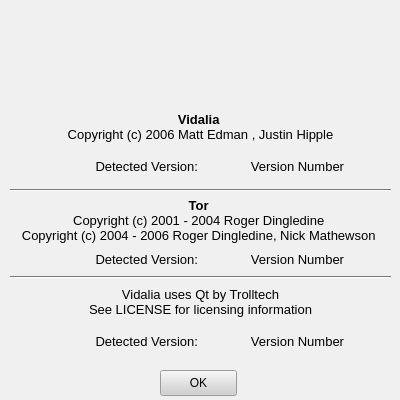
First picture: the form in src/gui/aboutdialog/aboutdialog.ui, repository a-ilin/vidalia, before the edit.
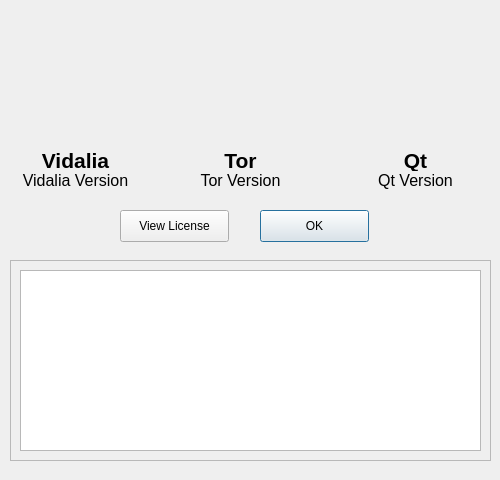
Second picture: the form after the edit. Icons and pictures are not drawn.

Commit message:
A proposed redesign for the About dialog. If it sucks, we can revert it.
svn:r227

What changed in the file:
```diff
--- a/src/gui/aboutdialog/aboutdialog.ui
+++ b/src/gui/aboutdialog/aboutdialog.ui
@@ -11,8 +11,8 @@
    <rect>
     <x>0</x>
     <y>0</y>
-    <width>400</width>
-    <height>400</height>
+    <width>500</width>
+    <height>480</height>
    </rect>
   </property>
   <property name="sizePolicy" >
@@ -25,281 +25,16 @@
   </property>
   <property name="minimumSize" >
    <size>
-    <width>400</width>
-    <height>400</height>
+    <width>500</width>
+    <height>250</height>
    </size>
   </property>
   <property name="maximumSize" >
    <size>
-    <width>400</width>
-    <height>400</height>
+    <width>500</width>
+    <height>480</height>
    </size>
   </property>
-  <property name="palette" >
-   <palette>
-    <active>
-     <color>
-      <red>0</red>
-      <green>0</green>
-      <blue>0</blue>
-     </color>
-     <color>
-      <red>208</red>
-      <green>208</green>
-      <blue>208</blue>
-     </color>
-     <color>
-      <red>255</red>
-      <green>255</green>
-      <blue>255</blue>
-     </color>
-     <color>
-      <red>247</red>
-      <green>247</green>
-      <blue>247</blue>
-     </color>
-     <color>
-      <red>120</red>
-      <green>120</green>
-      <blue>120</blue>
-     </color>
-     <color>
-      <red>160</red>
-      <green>160</green>
-      <blue>160</blue>
-     </color>
-     <color>
-      <red>0</red>
-      <green>0</green>
-      <blue>0</blue>
-     </color>
-     <color>
-      <red>255</red>
-      <green>255</green>
-      <blue>255</blue>
-     </color>
-     <color>
-      <red>0</red>
-      <green>0</green>
-      <blue>0</blue>
-     </color>
-     <color>
-      <red>255</red>
-      <green>255</green>
-      <blue>255</blue>
-     </color>
-     <color>
-      <red>240</red>
-      <green>240</green>
-      <blue>240</blue>
-     </color>
-     <color>
-      <red>0</red>
-      <green>0</green>
-      <blue>0</blue>
-     </color>
-     <color>
-      <red>0</red>
-      <green>0</green>
-      <blue>128</blue>
-     </color>
-     <color>
-      <red>255</red>
-      <green>255</green>
-      <blue>255</blue>
-     </color>
-     <color>
-      <red>0</red>
-      <green>0</green>
-      <blue>255</blue>
-     </color>
-     <color>
-      <red>255</red>
-      <green>0</green>
-      <blue>255</blue>
-     </color>
-     <color>
-      <red>247</red>
-      <green>247</green>
-      <blue>247</blue>
-     </color>
-    </active>
-    <inactive>
-     <color>
-      <red>0</red>
-      <green>0</green>
-      <blue>0</blue>
-     </color>
-     <color>
-      <red>208</red>
-      <green>208</green>
-      <blue>208</blue>
-     </color>
-     <color>
-      <red>255</red>
-      <green>255</green>
-      <blue>255</blue>
-     </color>
-     <color>
-      <red>247</red>
-      <green>247</green>
-      <blue>247</blue>
-     </color>
-     <color>
-      <red>120</red>
-      <green>120</green>
-      <blue>120</blue>
-     </color>
-     <color>
-      <red>160</red>
-      <green>160</green>
-      <blue>160</blue>
-     </color>
-     <color>
-      <red>0</red>
-      <green>0</green>
-      <blue>0</blue>
-     </color>
-     <color>
-      <red>255</red>
-      <green>255</green>
-      <blue>255</blue>
-     </color>
-     <color>
-      <red>0</red>
-      <green>0</green>
-      <blue>0</blue>
-     </color>
-     <color>
-      <red>255</red>
-      <green>255</green>
-      <blue>255</blue>
-     </color>
-     <color>
-      <red>240</red>
-      <green>240</green>
-      <blue>240</blue>
-     </color>
-     <color>
-      <red>0</red>
-      <green>0</green>
-      <blue>0</blue>
-     </color>
-     <color>
-      <red>192</red>
-      <green>192</green>
-      <blue>192</blue>
-     </color>
-     <color>
-      <red>0</red>
-      <green>0</green>
-      <blue>0</blue>
-     </color>
-     <color>
-      <red>0</red>
-      <green>0</green>
-      <blue>255</blue>
-     </color>
-     <color>
-      <red>255</red>
-      <green>0</green>
-      <blue>255</blue>
-     </color>
-     <color>
-      <red>247</red>
-      <green>247</green>
-      <blue>247</blue>
-     </color>
-    </inactive>
-    <disabled>
-     <color>
-      <red>120</red>
-      <green>120</green>
-      <blue>120</blue>
-     </color>
-     <color>
-      <red>208</red>
-      <green>208</green>
-      <blue>208</blue>
-     </color>
-     <color>
-      <red>255</red>
-      <green>255</green>
-      <blue>255</blue>
-     </color>
-     <color>
-      <red>247</red>
-      <green>247</green>
-      <blue>247</blue>
-     </color>
-     <color>
-      <red>120</red>
-      <green>120</green>
-      <blue>120</blue>
-     </color>
-     <color>
-      <red>160</red>
-      <green>160</green>
-      <blue>160</blue>
-     </color>
-     <color>
-      <red>120</red>
-      <green>120</green>
-      <blue>120</blue>
-     </color>
-     <color>
-      <red>255</red>
-      <green>255</green>
-      <blue>255</blue>
-     </color>
-     <color>
-      <red>120</red>
-      <green>120</green>
-      <blue>120</blue>
-     </color>
-     <color>
-      <red>240</red>
-      <green>240</green>
-      <blue>240</blue>
-     </color>
-     <color>
-      <red>240</red>
-      <green>240</green>
-      <blue>240</blue>
-     </color>
-     <color>
-      <red>0</red>
-      <green>0</green>
-      <blue>0</blue>
-     </color>
-     <color>
-      <red>0</red>
-      <green>0</green>
-      <blue>128</blue>
-     </color>
-     <color>
-      <red>255</red>
-      <green>255</green>
-      <blue>255</blue>
-     </color>
-     <color>
-      <red>0</red>
-      <green>0</green>
-      <blue>255</blue>
-     </color>
-     <color>
-      <red>255</red>
-      <green>0</green>
-      <blue>255</blue>
-     </color>
-     <color>
-      <red>247</red>
-      <green>247</green>
-      <blue>247</blue>
-     </color>
-    </disabled>
-   </palette>
-  </property>
   <property name="contextMenuPolicy" >
    <enum>Qt::NoContextMenu</enum>
   </property>
@@ -313,7 +48,7 @@
    <enum>Qt::LeftToRight</enum>
   </property>
   <property name="autoFillBackground" >
-   <bool>true</bool>
+   <bool>false</bool>
   </property>
   <property name="sizeGripEnabled" >
    <bool>false</bool>
@@ -321,298 +56,226 @@
   <property name="modal" >
    <bool>false</bool>
   </property>
-  <widget class="QWidget" name="layoutWidget" >
+  <widget class="QLabel" name="lblVidalia" >
    <property name="geometry" >
     <rect>
      <x>10</x>
-     <y>110</y>
-     <width>381</width>
-     <height>248</height>
+     <y>150</y>
+     <width>131</width>
+     <height>20</height>
     </rect>
    </property>
-   <layout class="QVBoxLayout" >
-    <property name="margin" >
-     <number>0</number>
+   <property name="font" >
+    <font>
+     <family>Lucida Grande</family>
+     <pointsize>16</pointsize>
+     <weight>75</weight>
+     <italic>false</italic>
+     <bold>true</bold>
+     <underline>false</underline>
+     <strikeout>false</strikeout>
+    </font>
+   </property>
+   <property name="text" >
+    <string>Vidalia</string>
+   </property>
+   <property name="alignment" >
+    <set>Qt::AlignCenter</set>
+   </property>
+  </widget>
+  <widget class="QLabel" name="lblTor" >
+   <property name="geometry" >
+    <rect>
+     <x>180</x>
+     <y>150</y>
+     <width>121</width>
+     <height>20</height>
+    </rect>
+   </property>
+   <property name="font" >
+    <font>
+     <family>Lucida Grande</family>
+     <pointsize>16</pointsize>
+     <weight>75</weight>
+     <italic>false</italic>
+     <bold>true</bold>
+     <underline>false</underline>
+     <strikeout>false</strikeout>
+    </font>
+   </property>
+   <property name="text" >
+    <string>Tor</string>
+   </property>
+   <property name="alignment" >
+    <set>Qt::AlignCenter</set>
+   </property>
+  </widget>
+  <widget class="QLabel" name="lblTorVersion" >
+   <property name="geometry" >
+    <rect>
+     <x>180</x>
+     <y>170</y>
+     <width>121</width>
+     <height>20</height>
+    </rect>
+   </property>
+   <property name="font" >
+    <font>
+     <family>Lucida Grande</family>
+     <pointsize>12</pointsize>
+     <weight>50</weight>
+     <italic>false</italic>
+     <bold>false</bold>
+     <underline>false</underline>
+     <strikeout>false</strikeout>
+    </font>
+   </property>
+   <property name="text" >
+    <string>Tor Version</string>
+   </property>
+   <property name="alignment" >
+    <set>Qt::AlignCenter</set>
+   </property>
+  </widget>
+  <widget class="QLabel" name="lblVidaliaVersion" >
+   <property name="geometry" >
+    <rect>
+     <x>10</x>
+     <y>170</y>
+     <width>131</width>
+     <height>20</height>
+    </rect>
+   </property>
+   <property name="font" >
+    <font>
+     <family>Lucida Grande</family>
+     <pointsize>12</pointsize>
+     <weight>50</weight>
+     <italic>false</italic>
+     <bold>false</bold>
+     <underline>false</underline>
+     <strikeout>false</strikeout>
+    </font>
+   </property>
+   <property name="text" >
+    <string>Vidalia Version</string>
+   </property>
+   <property name="alignment" >
+    <set>Qt::AlignCenter</set>
+   </property>
+  </widget>
+  <widget class="QLabel" name="lblQtLogo" >
+   <property name="geometry" >
+    <rect>
+     <x>350</x>
+     <y>10</y>
+     <width>128</width>
+     <height>127</height>
+    </rect>
+   </property>
+   <property name="text" >
+    <string/>
+   </property>
+   <property name="pixmap" >
+    <pixmap resource="../res/vidalia.qrc" >:/images/qt_logo.png</pixmap>
+   </property>
+  </widget>
+  <widget class="QLabel" name="lblTorLogo" >
+   <property name="geometry" >
+    <rect>
+     <x>180</x>
+     <y>10</y>
+     <width>128</width>
+     <height>128</height>
+    </rect>
+   </property>
+   <property name="text" >
+    <string/>
+   </property>
+   <property name="pixmap" >
+    <pixmap resource="../res/vidalia.qrc" >:/images/tor_logo128.png</pixmap>
+   </property>
+  </widget>
+  <widget class="QFrame" name="frmLicense" >
+   <property name="enabled" >
+    <bool>true</bool>
+   </property>
+   <property name="geometry" >
+    <rect>
+     <x>10</x>
+     <y>260</y>
+     <width>481</width>
+     <height>201</height>
+    </rect>
+   </property>
+   <property name="sizePolicy" >
+    <sizepolicy>
+     <hsizetype>0</hsizetype>
+     <vsizetype>0</vsizetype>
+     <horstretch>0</horstretch>
+     <verstretch>0</verstretch>
+    </sizepolicy>
+   </property>
+   <property name="frameShape" >
+    <enum>QFrame::StyledPanel</enum>
+   </property>
+   <property name="frameShadow" >
+    <enum>QFrame::Raised</enum>
+   </property>
+   <widget class="QTextEdit" name="txtLicense" >
+    <property name="geometry" >
+     <rect>
+      <x>10</x>
+      <y>10</y>
+      <width>461</width>
+      <height>181</height>
+     </rect>
     </property>
-    <property name="spacing" >
-     <number>6</number>
+    <property name="font" >
+     <font>
+      <family>Courier</family>
+      <pointsize>10</pointsize>
+      <weight>50</weight>
+      <italic>false</italic>
+      <bold>false</bold>
+      <underline>false</underline>
+      <strikeout>false</strikeout>
+     </font>
     </property>
-    <item>
-     <layout class="QVBoxLayout" >
-      <property name="margin" >
-       <number>0</number>
-      </property>
-      <property name="spacing" >
-       <number>6</number>
-      </property>
-      <item>
-       <widget class="QLabel" name="label_4" >
-        <property name="font" >
-         <font>
-          <family>Arial</family>
-          <pointsize>10</pointsize>
-          <weight>50</weight>
-          <italic>false</italic>
-          <bold>false</bold>
-          <underline>false</underline>
-          <strikeout>false</strikeout>
-         </font>
-        </property>
-        <property name="text" >
-         <string>&lt;html>&lt;head>&lt;meta name="qrichtext" content="1" />&lt;/head>&lt;body style=" white-space: pre-wrap; font-family:Arial; font-size:10pt; font-weight:400; font-style:normal; text-decoration:none;">&lt;p style=" margin-top:0px; margin-bottom:0px; margin-left:0px; margin-right:0px; -qt-block-indent:0; text-indent:0px; font-family:MS Shell Dlg; font-size:8pt;">&lt;span style=" font-size:10pt; font-weight:600;">Vidalia&lt;/span>&lt;span style=" font-size:10pt;"> &lt;/span>&lt;/p>&lt;p style=" margin-top:0px; margin-bottom:0px; margin-left:0px; margin-right:0px; -qt-block-indent:0; text-indent:0px; font-family:MS Shell Dlg;">Copyright (c) 2006 Matt Edman , Justin Hipple&lt;/p>&lt;/body>&lt;/html></string>
-        </property>
-        <property name="textFormat" >
-         <enum>Qt::AutoText</enum>
-        </property>
-        <property name="alignment" >
-         <set>Qt::AlignCenter</set>
-        </property>
-       </widget>
-      </item>
-      <item>
-       <layout class="QHBoxLayout" >
-        <property name="margin" >
-         <number>0</number>
-        </property>
-        <property name="spacing" >
-         <number>6</number>
-        </property>
-        <item>
-         <widget class="QLabel" name="label_5" >
-          <property name="font" >
-           <font>
-            <family>Arial</family>
-            <pointsize>10</pointsize>
-            <weight>50</weight>
-            <italic>false</italic>
-            <bold>false</bold>
-            <underline>false</underline>
-            <strikeout>false</strikeout>
-           </font>
-          </property>
-          <property name="text" >
-           <string>Detected Version:</string>
-          </property>
-          <property name="alignment" >
-           <set>Qt::AlignRight|Qt::AlignTrailing|Qt::AlignVCenter</set>
-          </property>
-         </widget>
-        </item>
-        <item>
-         <widget class="QLabel" name="lblVidaliaVersion" >
-          <property name="font" >
-           <font>
-            <family>Arial</family>
-            <pointsize>10</pointsize>
-            <weight>50</weight>
-            <italic>false</italic>
-            <bold>false</bold>
-            <underline>false</underline>
-            <strikeout>false</strikeout>
-           </font>
-          </property>
-          <property name="text" >
-           <string>Version Number</string>
-          </property>
-          <property name="alignment" >
-           <set>Qt::AlignCenter</set>
-          </property>
-         </widget>
-        </item>
-       </layout>
-      </item>
-     </layout>
-    </item>
-    <item>
-     <widget class="Line" name="line" >
-      <property name="orientation" >
-       <enum>Qt::Horizontal</enum>
-      </property>
-     </widget>
-    </item>
-    <item>
-     <layout class="QVBoxLayout" >
-      <property name="margin" >
-       <number>0</number>
-      </property>
-      <property name="spacing" >
-       <number>6</number>
-      </property>
-      <item>
-       <widget class="QLabel" name="label" >
-        <property name="font" >
-         <font>
-          <family>Arial</family>
-          <pointsize>10</pointsize>
-          <weight>50</weight>
-          <italic>false</italic>
-          <bold>false</bold>
-          <underline>false</underline>
-          <strikeout>false</strikeout>
-         </font>
-        </property>
-        <property name="text" >
-         <string>&lt;html>&lt;head>&lt;meta name="qrichtext" content="1" />&lt;/head>&lt;body style=" white-space: pre-wrap; font-family:MS Shell Dlg; font-size:8.25pt; font-weight:400; font-style:normal; text-decoration:none;">&lt;p style=" margin-top:0px; margin-bottom:0px; margin-left:0px; margin-right:0px; -qt-block-indent:0; text-indent:0px; font-size:8pt;">&lt;span style=" font-size:10pt; font-weight:600;">Tor&lt;/span>&lt;span style=" font-size:10pt;"> &lt;/span>&lt;/p>&lt;p style=" margin-top:0px; margin-bottom:0px; margin-left:0px; margin-right:0px; -qt-block-indent:0; text-indent:0px; font-size:10pt;">Copyright (c) 2001 - 2004 Roger Dingledine &lt;/p>&lt;p style=" margin-top:0px; margin-bottom:0px; margin-left:0px; margin-right:0px; -qt-block-indent:0; text-indent:0px; font-size:10pt;">Copyright (c) 2004 - 2006 Roger Dingledine, Nick Mathewson &lt;/p>&lt;/body>&lt;/html></string>
-        </property>
-        <property name="alignment" >
-         <set>Qt::AlignCenter</set>
-        </property>
-       </widget>
-      </item>
-      <item>
-       <layout class="QHBoxLayout" >
-        <property name="margin" >
-         <number>0</number>
-        </property>
-        <property name="spacing" >
-         <number>6</number>
-        </property>
-        <item>
-         <widget class="QLabel" name="label_2" >
-          <property name="font" >
-           <font>
-            <family>Arial</family>
-            <pointsize>10</pointsize>
-            <weight>50</weight>
-            <italic>false</italic>
-            <bold>false</bold>
-            <underline>false</underline>
-            <strikeout>false</strikeout>
-           </font>
-          </property>
-          <property name="text" >
-           <string>Detected Version:</string>
-          </property>
-          <property name="alignment" >
-           <set>Qt::AlignRight|Qt::AlignTrailing|Qt::AlignVCenter</set>
-          </property>
-         </widget>
-        </item>
-        <item>
-         <widget class="QLabel" name="lblTorVersion" >
-          <property name="font" >
-           <font>
-            <family>Arial</family>
-            <pointsize>10</pointsize>
-            <weight>50</weight>
-            <italic>false</italic>
-            <bold>false</bold>
-            <underline>false</underline>
-            <strikeout>false</strikeout>
-           </font>
-          </property>
-          <property name="text" >
-           <string>Version Number</string>
-          </property>
-          <property name="alignment" >
-           <set>Qt::AlignCenter</set>
-          </property>
-         </widget>
-        </item>
-       </layout>
-      </item>
-     </layout>
-    </item>
-    <item>
-     <widget class="Line" name="line_2" >
-      <property name="orientation" >
-       <enum>Qt::Horizontal</enum>
-      </property>
-     </widget>
-    </item>
-    <item>
-     <layout class="QVBoxLayout" >
-      <property name="margin" >
-       <number>0</number>
-      </property>
-      <property name="spacing" >
-       <number>6</number>
-      </property>
-      <item>
-       <widget class="QLabel" name="label_7" >
-        <property name="font" >
-         <font>
-          <family>Arial</family>
-          <pointsize>10</pointsize>
-          <weight>50</weight>
-          <italic>false</italic>
-          <bold>false</bold>
-          <underline>false</underline>
-          <strikeout>false</strikeout>
-         </font>
-        </property>
-        <property name="text" >
-         <string>Vidalia uses Qt by Trolltech
-See LICENSE for licensing information</string>
-        </property>
-        <property name="alignment" >
-         <set>Qt::AlignCenter</set>
-        </property>
-       </widget>
-      </item>
-      <item>
-       <layout class="QHBoxLayout" >
-        <property name="margin" >
-         <number>0</number>
-        </property>
-        <property name="spacing" >
-         <number>6</number>
-        </property>
-        <item>
-         <widget class="QLabel" name="label_8" >
-          <property name="font" >
-           <font>
-            <family>Arial</family>
-            <pointsize>10</pointsize>
-            <weight>50</weight>
-            <italic>false</italic>
-            <bold>false</bold>
-            <underline>false</underline>
-            <strikeout>false</strikeout>
-           </font>
-          </property>
-          <property name="text" >
-           <string>Detected Version:</string>
-          </property>
-          <property name="alignment" >
-           <set>Qt::AlignRight|Qt::AlignTrailing|Qt::AlignVCenter</set>
-          </property>
-         </widget>
-        </item>
-        <item>
-         <widget class="QLabel" name="lblQtVersion" >
-          <property name="font" >
-           <font>
-            <family>Arial</family>
-            <pointsize>10</pointsize>
-            <weight>50</weight>
-            <italic>false</italic>
-            <bold>false</bold>
-            <underline>false</underline>
-            <strikeout>false</strikeout>
-           </font>
-          </property>
-          <property name="text" >
-           <string>Version Number</string>
-          </property>
-          <property name="alignment" >
-           <set>Qt::AlignCenter</set>
-          </property>
-         </widget>
-        </item>
-       </layout>
-      </item>
-     </layout>
-    </item>
-   </layout>
+    <property name="lineWrapMode" >
+     <enum>QTextEdit::FixedColumnWidth</enum>
+    </property>
+    <property name="lineWrapColumnOrWidth" >
+     <number>78</number>
+    </property>
+    <property name="readOnly" >
+     <bool>true</bool>
+    </property>
+   </widget>
+  </widget>
+  <widget class="QPushButton" name="btnLicense" >
+   <property name="geometry" >
+    <rect>
+     <x>120</x>
+     <y>210</y>
+     <width>109</width>
+     <height>32</height>
+    </rect>
+   </property>
+   <property name="text" >
+    <string>View License</string>
+   </property>
+   <property name="checkable" >
+    <bool>true</bool>
+   </property>
   </widget>
   <widget class="QPushButton" name="btnOK" >
    <property name="geometry" >
     <rect>
-     <x>160</x>
-     <y>370</y>
-     <width>77</width>
-     <height>26</height>
+     <x>260</x>
+     <y>210</y>
+     <width>109</width>
+     <height>32</height>
     </rect>
    </property>
    <property name="contextMenuPolicy" >
@@ -625,13 +288,67 @@
     <bool>true</bool>
    </property>
   </widget>
-  <widget class="QLabel" name="lblTorLogo" >
+  <widget class="QLabel" name="lblQt" >
+   <property name="geometry" >
+    <rect>
+     <x>350</x>
+     <y>150</y>
+     <width>131</width>
+     <height>21</height>
+    </rect>
+   </property>
+   <property name="font" >
+    <font>
+     <family>Lucida Grande</family>
+     <pointsize>16</pointsize>
+     <weight>75</weight>
+     <italic>false</italic>
+     <bold>true</bold>
+     <underline>false</underline>
+     <strikeout>false</strikeout>
+    </font>
+   </property>
+   <property name="text" >
+    <string>Qt</string>
+   </property>
+   <property name="alignment" >
+    <set>Qt::AlignCenter</set>
+   </property>
+  </widget>
+  <widget class="QLabel" name="lblQtVersion" >
+   <property name="geometry" >
+    <rect>
+     <x>350</x>
+     <y>170</y>
+     <width>131</width>
+     <height>20</height>
+    </rect>
+   </property>
+   <property name="font" >
+    <font>
+     <family>Lucida Grande</family>
+     <pointsize>12</pointsize>
+     <weight>50</weight>
+     <italic>false</italic>
+     <bold>false</bold>
+     <underline>false</underline>
+     <strikeout>false</strikeout>
+    </font>
+   </property>
+   <property name="text" >
+    <string>Qt Version</string>
+   </property>
+   <property name="alignment" >
+    <set>Qt::AlignCenter</set>
+   </property>
+  </widget>
+  <widget class="QLabel" name="lblVidaliaLogo" >
    <property name="geometry" >
     <rect>
      <x>10</x>
      <y>10</y>
-     <width>381</width>
-     <height>101</height>
+     <width>128</width>
+     <height>128</height>
     </rect>
    </property>
    <property name="text" >
```
Left out of the diff: 26 changed lines with no effect on the pictures. The commit also changes 2 other files.
